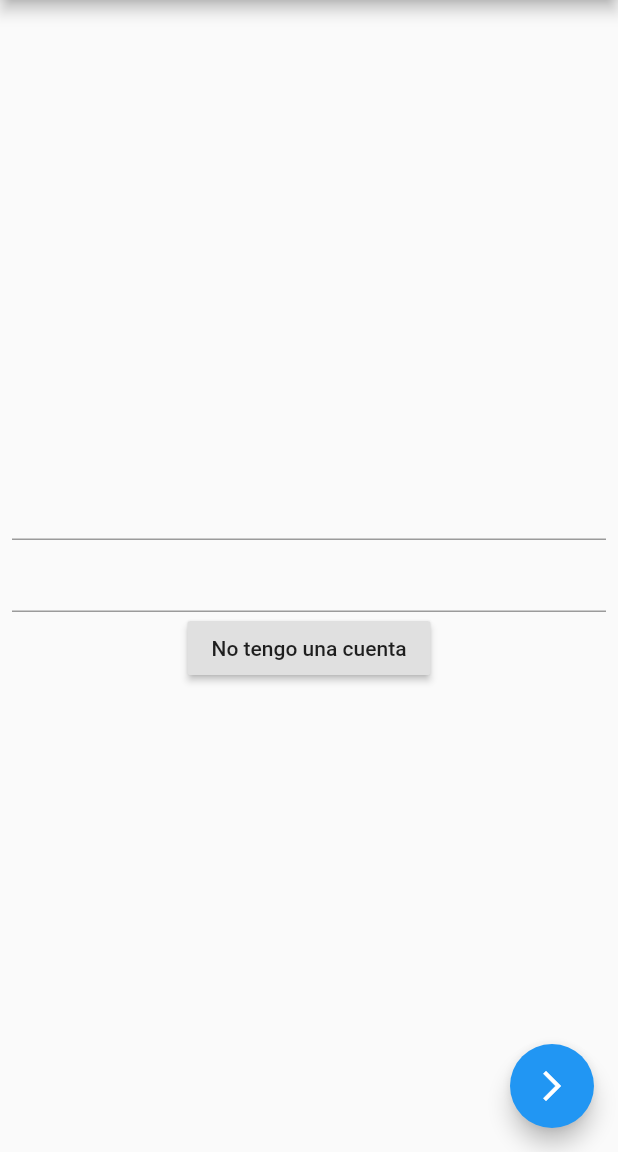
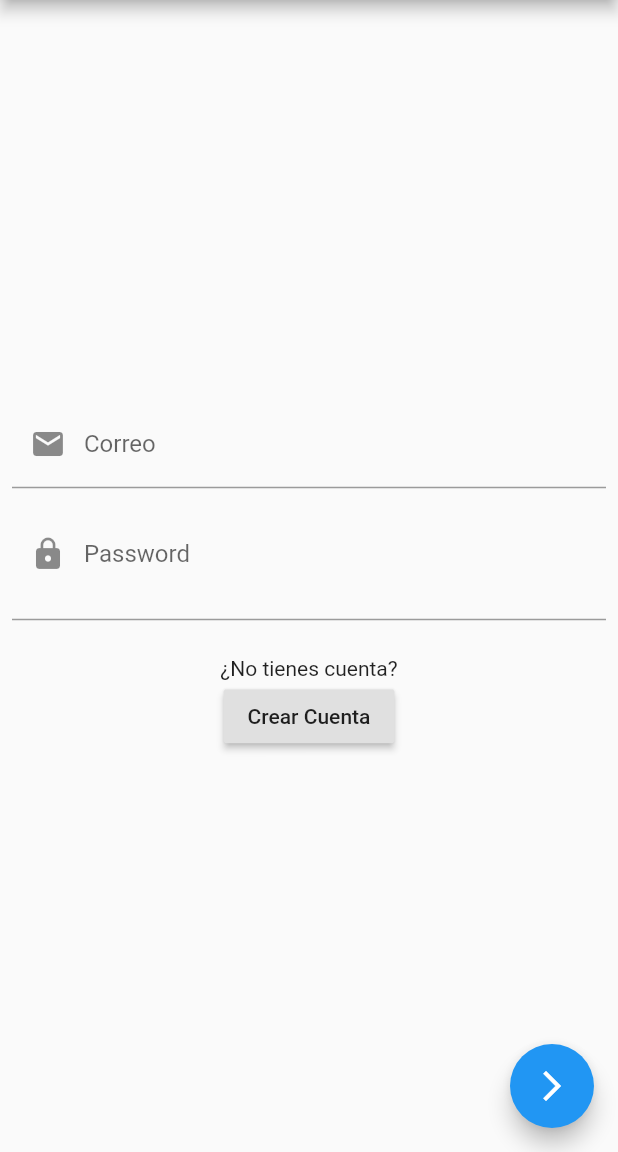
Before and after one commit to Luis-MX/to-do-fliutter, a Flutter app: the screen it shows after launch, on a phone screen of 412 x 824 dp, the part 84-1236 px from its top. Run offline on Flutter 3.47's test engine with Material 2 defaults, Android fonts, the phone set to English and light mode, and no system bars; our stand-ins replace firebase_auth, firebase_database; accounts and stored records are empty.

Commit message:
Terminado login, registro y lectura de la base de datos

```diff
--- a/lib/features/core/presentation/screens/login_screen.dart
+++ b/lib/features/core/presentation/screens/login_screen.dart
@@ -28,12 +28,18 @@ class _LoginScreenState extends State<LoginScreen> {
           children: <Widget>[
             TextField(
               controller: _controllerEmail,
+              decoration: InputDecoration(
+                prefixIcon: Icon(Icons.email),
+                labelText: 'Correo'
+              ),
             ),
-            TextField(
+            PasswordInput(
               controller: _controllerPassword,
             ),
+            SizedBox(height: 24.0,),
+            Text('¿No tienes cuenta?'),
             RaisedButton(
-              child: Text("No tengo una cuenta"),
+              child: Text("Crear Cuenta"),
               onPressed: () {
                 Navigator.of(context).push(MaterialPageRoute(
                   builder: (_) => SignUpScreen()
@@ -76,3 +82,38 @@ class _LoginScreenState extends State<LoginScreen> {
     );
   }
 }
+
+class PasswordInput extends StatefulWidget {
+
+  final TextEditingController controller;
+
+  const PasswordInput({Key key, this.controller}) : super(key: key);
+
+  @override
+  _PasswordInputState createState() => _PasswordInputState();
+}
+
+class _PasswordInputState extends State<PasswordInput> {
+
+  bool ocultarPassword = true;
+  @override
+  Widget build(BuildContext context) {
+    return TextField(
+      controller: widget.controller,
+      obscureText: ocultarPassword,
+      decoration: InputDecoration(
+        prefixIcon: Icon(Icons.lock),
+        labelText: 'Password',
+        suffix: IconButton(
+          icon: Icon(Icons.remove_red_eye, color: ocultarPassword ? Colors.grey : Colors.blue,),
+          onPressed: () {
+            // Mostrar / Ocultar password
+            setState(() {
+              ocultarPassword = !ocultarPassword;
+            });
+          },
+        )
+      ),
+    );
+  }
+}
--- a/lib/main.dart
+++ b/lib/main.dart
@@ -18,7 +18,7 @@ class MyApp extends StatelessWidget {
         stream: FirebaseAuth.instance.onAuthStateChanged,
         builder: (_, snapshot) {
           if (snapshot.hasData) {
-            return HomeScreen();
+            return HomeScreen(user: snapshot.data,);
           } else {
             return LoginScreen(title: 'Bienvenido',);
           }
--- a/pubspec.yaml
+++ b/pubspec.yaml
@@ -11,6 +11,7 @@ dependencies:
     sdk: flutter
   firebase_core: ^0.4.4+2
   firebase_auth: ^0.15.5+2
+  firebase_database: ^3.1.3
   firebase_analytics: ^5.0.11
   cupertino_icons: ^0.1.2
 
```
Also changed, not shown: lib/features/core/presentation/screens/home_screen.dart (+33 -3 lines), lib/features/core/presentation/screens/signup_screen.dart (+60 -8 lines), pubspec.lock.
